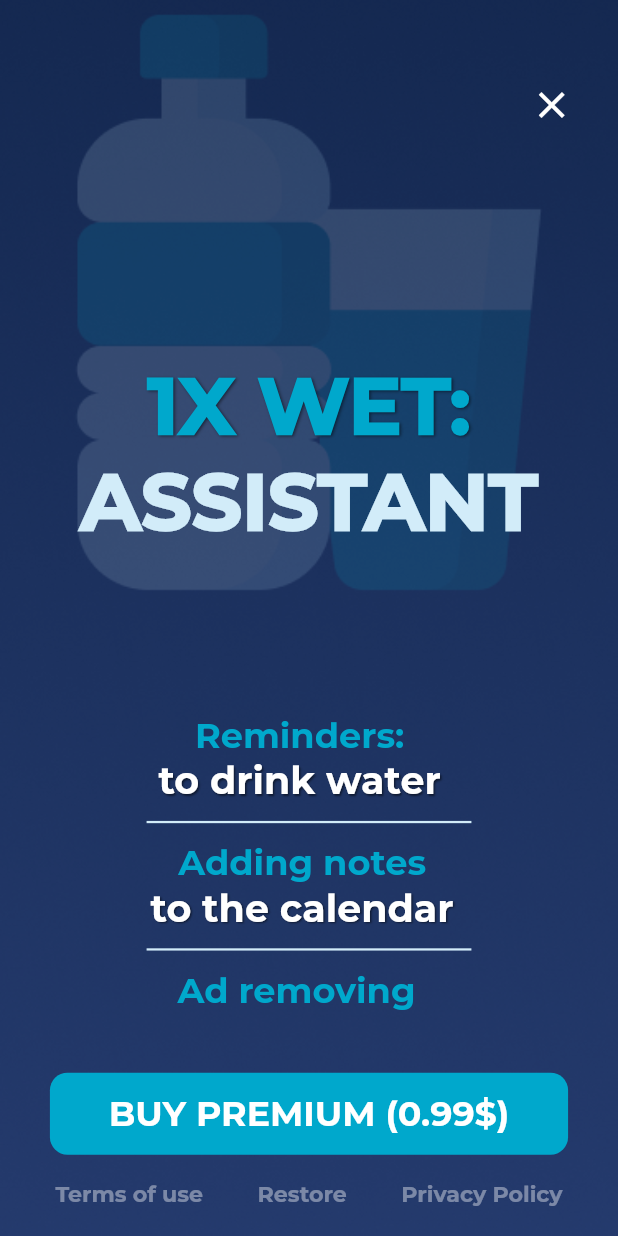
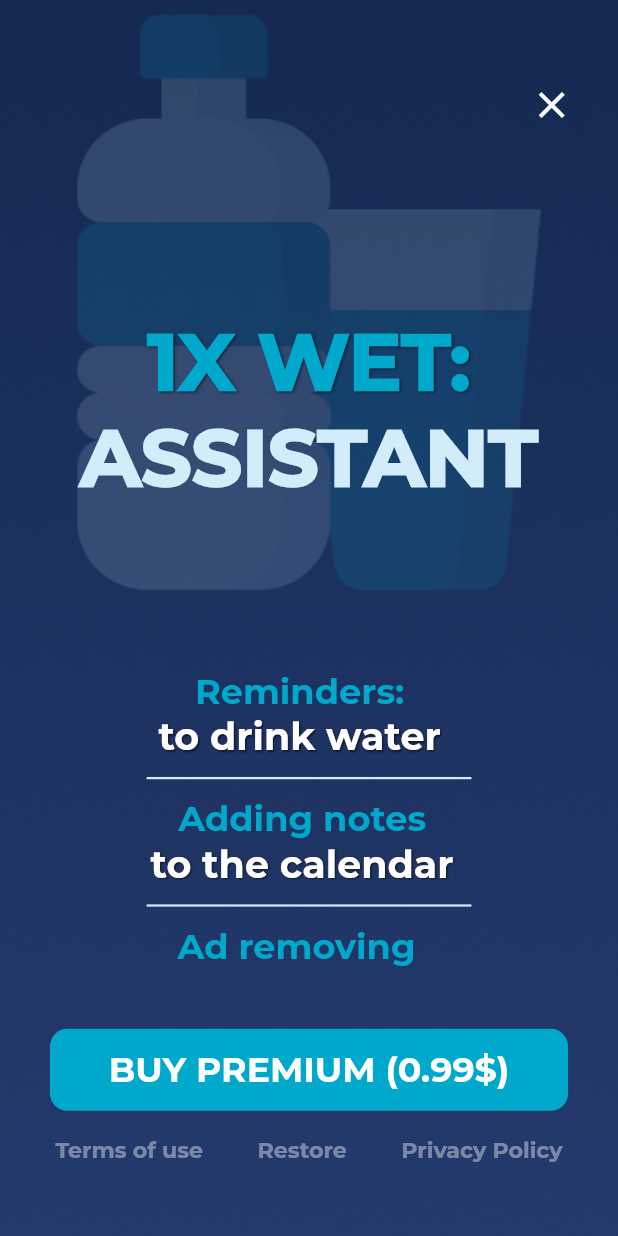
Before and after one commit to GhostuSs/1xWet, a Flutter app: the screen it shows after launch, on a phone screen of 412 x 824 dp. Run offline on Flutter 3.47's test engine with Material 2 defaults, Android fonts, the light colour scheme and no system bars; our stand-ins replace flutter_screenutil, flutter_svg, flutter_svg_provider, hive, webview_flutter; accounts and stored records are empty.

Commit message:
'features: intro screen'

```diff
--- a/lib/ui/onboarding/ui/onboarding.dart
+++ b/lib/ui/onboarding/ui/onboarding.dart
@@ -56,7 +56,7 @@ class _OnBoardingScreenState extends State<OnBoardingScreen> {
               ],
             ),
             SizedBox(
-              height: 100.h,
+              height: 70.h,
             ),
             Row(
               mainAxisAlignment: MainAxisAlignment.center,
```
